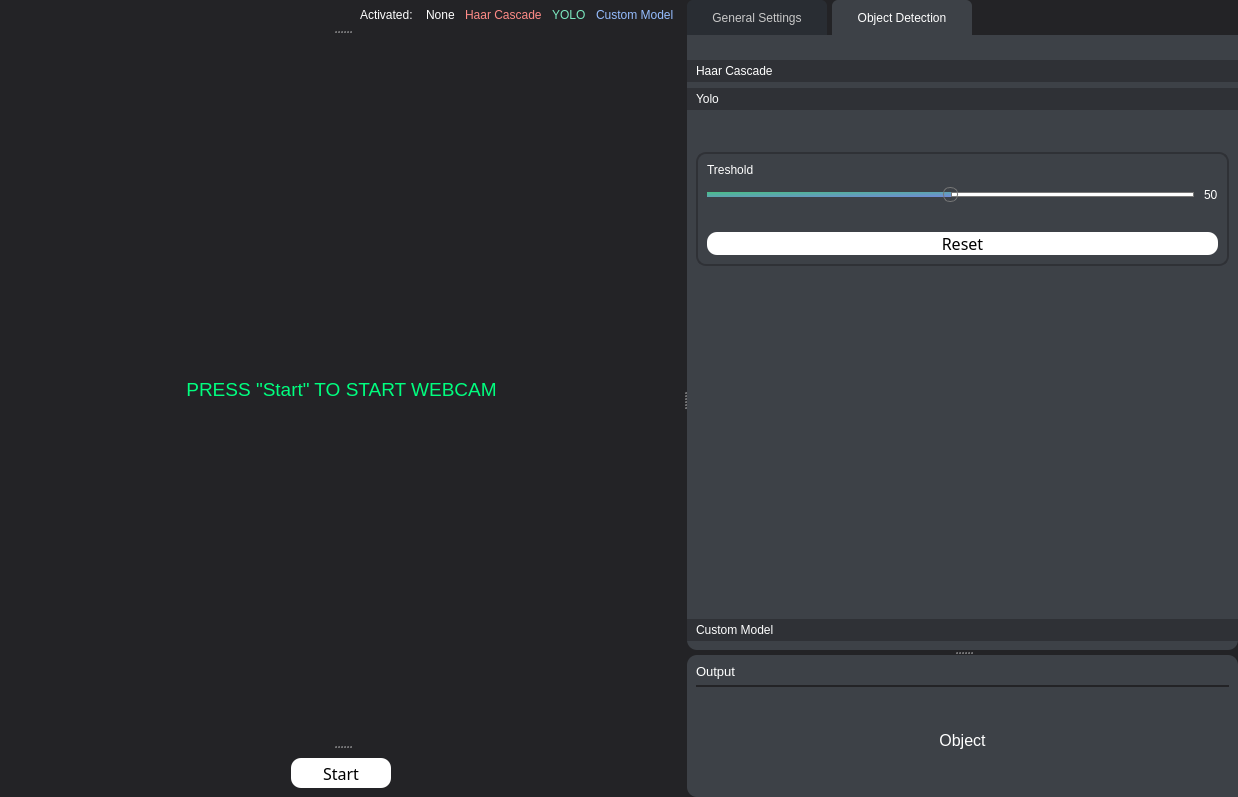
The window that GUI/ui_mainPage.ui (Tobias-Mauritzon/DAT067) describes before a commit, drawn with Qt 5.
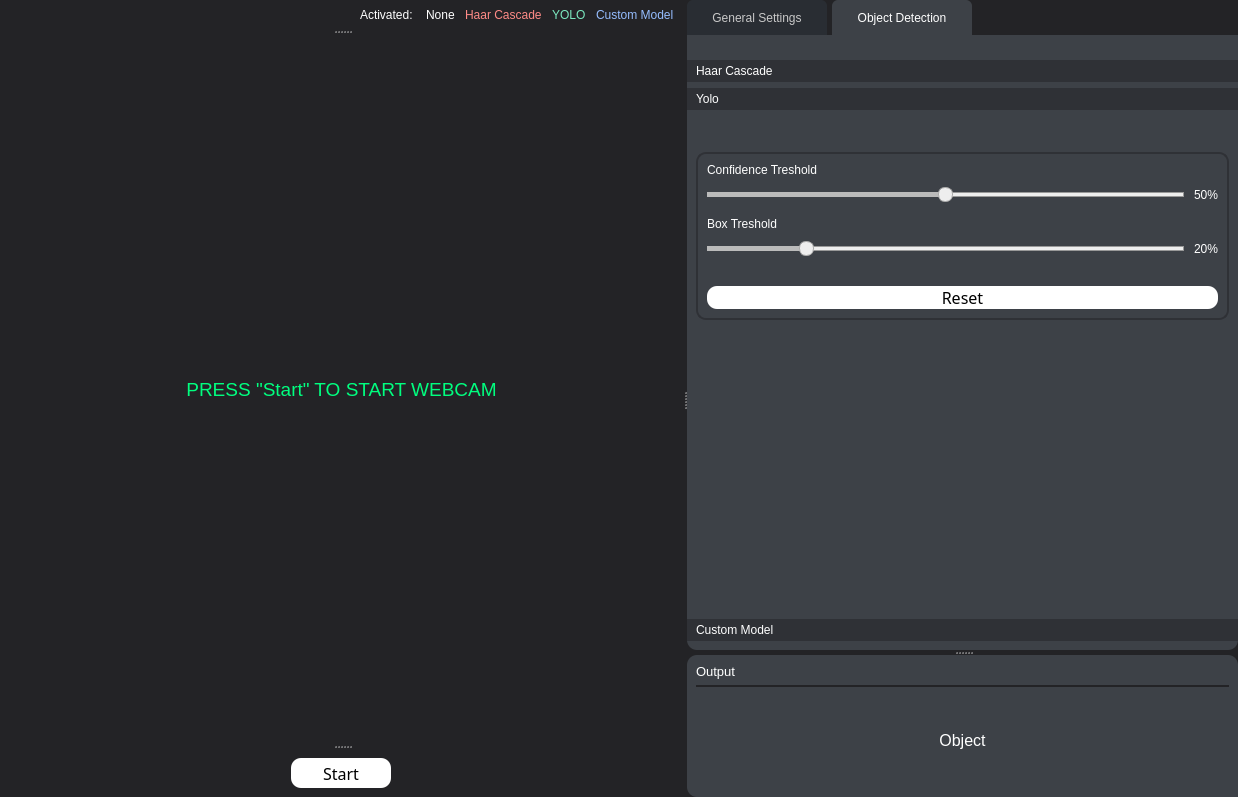
The same window after the commit. The open tabs and pages were chosen to show the change.

What changed in the file:
```diff
--- a/GUI/ui_mainPage.ui
+++ b/GUI/ui_mainPage.ui
@@ -1154,7 +1154,7 @@
                        <x>0</x>
                        <y>0</y>
                        <width>569</width>
-                       <height>593</height>
+                       <height>592</height>
                       </rect>
                      </property>
                      <property name="sizePolicy">
@@ -1970,7 +1970,7 @@
                            <x>0</x>
                            <y>0</y>
                            <width>569</width>
-                           <height>484</height>
+                           <height>483</height>
                           </rect>
                          </property>
                          <attribute name="label">
@@ -1980,7 +1980,7 @@
                           <item alignment="Qt::AlignTop">
                            <widget class="QGroupBox" name="groupBox_HC_Cars_3">
                             <property name="enabled">
-                             <bool>true</bool>
+                             <bool>false</bool>
                             </property>
                             <property name="font">
                              <font>
@@ -1993,22 +1993,7 @@
                             <property name="title">
                              <string/>
                             </property>
-                            <layout class="QVBoxLayout" name="verticalLayout_27">
-                             <property name="spacing">
-                              <number>40</number>
-                             </property>
-                             <property name="leftMargin">
-                              <number>9</number>
-                             </property>
-                             <property name="topMargin">
-                              <number>9</number>
-                             </property>
-                             <property name="rightMargin">
-                              <number>9</number>
-                             </property>
-                             <property name="bottomMargin">
-                              <number>9</number>
-                             </property>
+                            <layout class="QVBoxLayout" name="verticalLayout_7">
                              <item>
                               <widget class="QFrame" name="frame_7">
                                <property name="minimumSize">
@@ -2075,7 +2060,7 @@
                                       <string notr="true"/>
                                      </property>
                                      <property name="text">
-                                      <string>Treshold</string>
+                                      <string>Confidence Treshold</string>
                                      </property>
                                     </widget>
                                    </item>
@@ -2088,7 +2073,7 @@
                                       <string notr="true"/>
                                      </property>
                                      <property name="text">
-                                      <string>50</string>
+                                      <string>50%</string>
                                      </property>
                                     </widget>
                                    </item>
@@ -2117,6 +2102,84 @@
                                   </layout>
                                  </widget>
                                 </item>
+                                <item>
+                                 <widget class="QFrame" name="frame_29">
+                                  <property name="layoutDirection">
+                                   <enum>Qt::RightToLeft</enum>
+                                  </property>
+                                  <property name="frameShape">
+                                   <enum>QFrame::StyledPanel</enum>
+                                  </property>
+                                  <property name="frameShadow">
+                                   <enum>QFrame::Raised</enum>
+                                  </property>
+                                  <layout class="QFormLayout" name="formLayout_23">
+                                   <property name="horizontalSpacing">
+                                    <number>10</number>
+                                   </property>
+                                   <property name="verticalSpacing">
+                                    <number>10</number>
+                                   </property>
+                                   <property name="leftMargin">
+                                    <number>0</number>
+                                   </property>
+                                   <property name="topMargin">
+                                    <number>0</number>
+                                   </property>
+                                   <property name="rightMargin">
+                                    <number>0</number>
+                                   </property>
+                                   <property name="bottomMargin">
+                                    <number>0</number>
+                                   </property>
+                                   <item row="0" column="1">
+                                    <widget class="QLabel" name="label_24">
+                                     <property name="styleSheet">
+                                      <string notr="true"/>
+                                     </property>
+                                     <property name="text">
+                                      <string>Box Treshold</string>
+                                     </property>
+                                    </widget>
+                                   </item>
+                                   <item row="2" column="0">
+                                    <widget class="QLabel" name="label_YOLO_Box_Treshold">
+                                     <property name="layoutDirection">
+                                      <enum>Qt::RightToLeft</enum>
+                                     </property>
+                                     <property name="styleSheet">
+                                      <string notr="true"/>
+                                     </property>
+                                     <property name="text">
+                                      <string>20%</string>
+                                     </property>
+                                    </widget>
+                                   </item>
+                                   <item row="2" column="1">
+                                    <widget class="QSlider" name="horizontalSlider_YOLO_Box_Treshold">
+                                     <property name="layoutDirection">
+                                      <enum>Qt::LeftToRight</enum>
+                                     </property>
+                                     <property name="maximum">
+                                      <number>100</number>
+                                     </property>
+                                     <property name="pageStep">
+                                      <number>1</number>
+                                     </property>
+                                     <property name="value">
+                                      <number>20</number>
+                                     </property>
+                                     <property name="sliderPosition">
+                                      <number>20</number>
+                                     </property>
+                                     <property name="orientation">
+                                      <enum>Qt::Horizontal</enum>
+                                     </property>
+                                    </widget>
+                                   </item>
+                                  </layout>
+                                 </widget>
+                                </item>
                                 <item>
                                  <widget class="QFrame" name="frame_28">
                                   <property name="layoutDirection">
```
Left out of the diff: 18 changed lines with no effect on the pictures.
